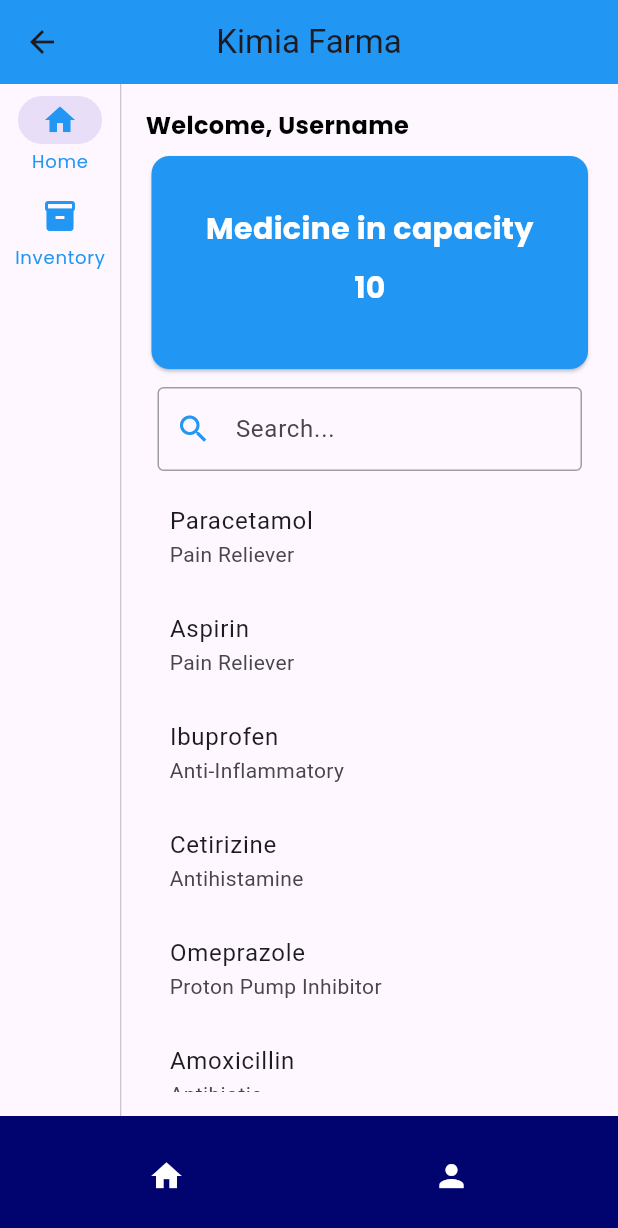
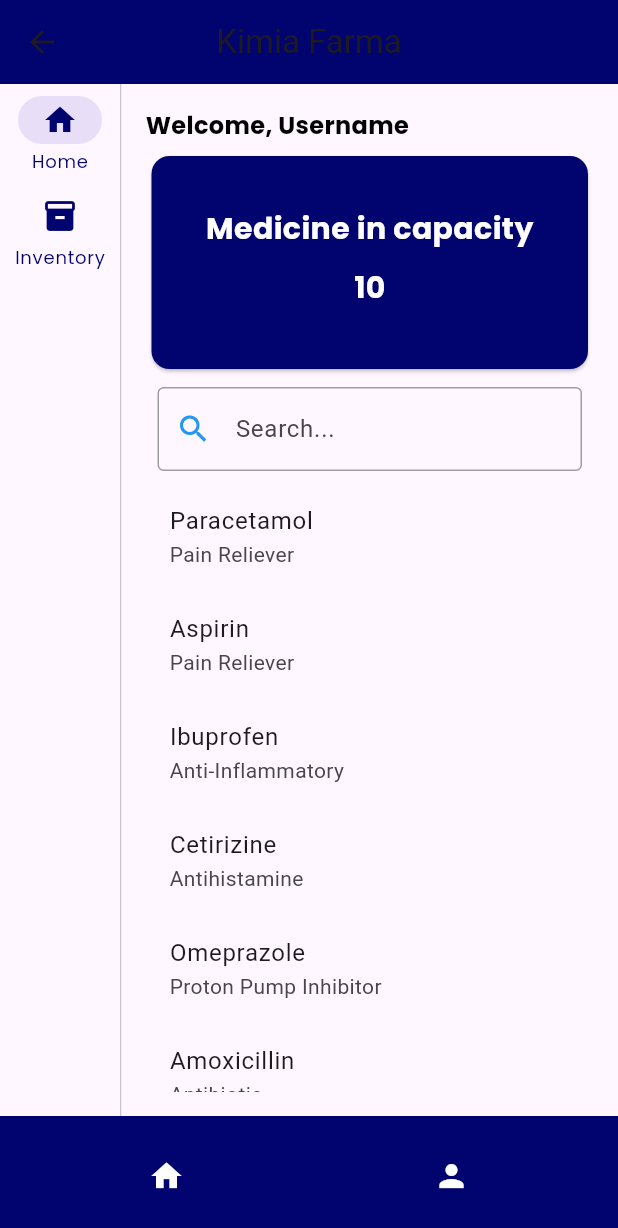
Before and after one commit to Joseph2702/kimiafarma, a Flutter app: the HomePage screen opened by its route, on a phone screen of 412 x 824 dp. Shown: the top 1228 px of the screen. Run offline on Flutter 3.47's test engine with Material 3 defaults, Android fonts, the phone set to English and light mode, and no system bars; our stand-ins replace file_picker, firebase_auth, firebase_core, flutter_svg; accounts and stored records are empty.

Commit message:
fix homepage and profile

```diff
--- a/lib/screen/home-page.dart
+++ b/lib/screen/home-page.dart
@@ -2,6 +2,7 @@
 import 'package:flutter_svg/flutter_svg.dart';
 import 'package:file_picker/file_picker.dart';
 import 'package:kimiafarma/component/botBar.dart';
+import 'package:kimiafarma/component/theme.dart';
 
 class HomePage extends StatefulWidget {
   @override
@@ -41,7 +42,7 @@
   Widget build(BuildContext context) {
     return Scaffold(
       appBar: AppBar(
-        backgroundColor: Colors.blue,
+        backgroundColor: colorBlueBase,
         centerTitle: true,
         title: Text('Kimia Farma'),
       ),
@@ -53,23 +54,23 @@
               NavigationRailDestination(
                 icon: Icon(
                   Icons.home,
-                  color: Colors.blue,
+                  color: colorBlueBase,
                 ),
                 label: Text(
                   'Home',
                   style: TextStyle(
-                      color: Colors.blue, fontFamily: 'Poppins-Regular'),
+                      color: colorBlueBase, fontFamily: 'Poppins-Regular'),
                 ),
               ),
               NavigationRailDestination(
                 icon: Icon(
                   Icons.inventory,
-                  color: Colors.blue,
+                  color: colorBlueBase,
                 ),
                 label: Text(
                   'Inventory',
                   style: TextStyle(
-                      color: Colors.blue, fontFamily: 'Poppins-Regular'),
+                      color: colorBlueBase, fontFamily: 'Poppins-Regular'),
                 ),
               ),
             ],
@@ -206,7 +207,7 @@
                   width: double.infinity,
                   height: 150,
                   child: Card(
-                    color: Colors.blue,
+                    color: colorBlueBase,
                     child: Padding(
                       padding: const EdgeInsets.all(18.0),
                       child: Column(
--- a/lib/screen/profile-page.dart
+++ b/lib/screen/profile-page.dart
@@ -1,5 +1,6 @@
 import 'package:flutter/material.dart';
 import 'package:kimiafarma/component/botBar.dart';
+import 'package:kimiafarma/component/rounded_button.dart';
 import 'package:kimiafarma/component/theme.dart';
 
 class ProfilePage extends StatefulWidget {
@@ -96,13 +97,12 @@
               SizedBox(height: 30),
               SizedBox(
                 width: MediaQuery.of(context).size.width * 0.80,
-                child: ElevatedButton(
+                child: RoundedButton(
+                  colour: colorBlueBase,
+                  title: 'Log Out',
                   onPressed: () {
-                     Navigator.pushNamed(context, 'login_page');
+                    Navigator.pushNamed(context, 'login_page');
                   },
-                  child: Text('LOG OUT'),
-
-
                 ),
               ),
             ],
@@ -120,7 +120,5 @@
       floatingActionButtonLocation: FloatingActionButtonLocation.centerDocked,
       bottomNavigationBar: DemoBottomAppBar(onFabPressed: _onFabPressed),
     );
-
   }
-
 }
```
